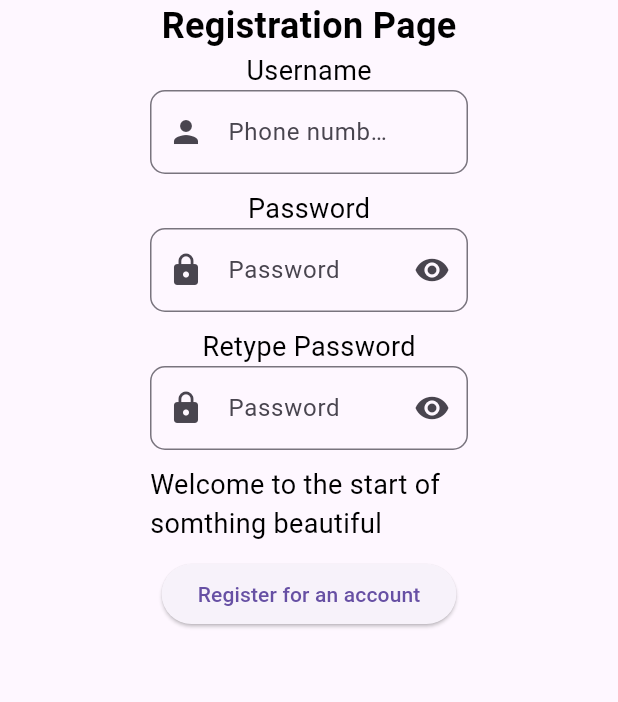
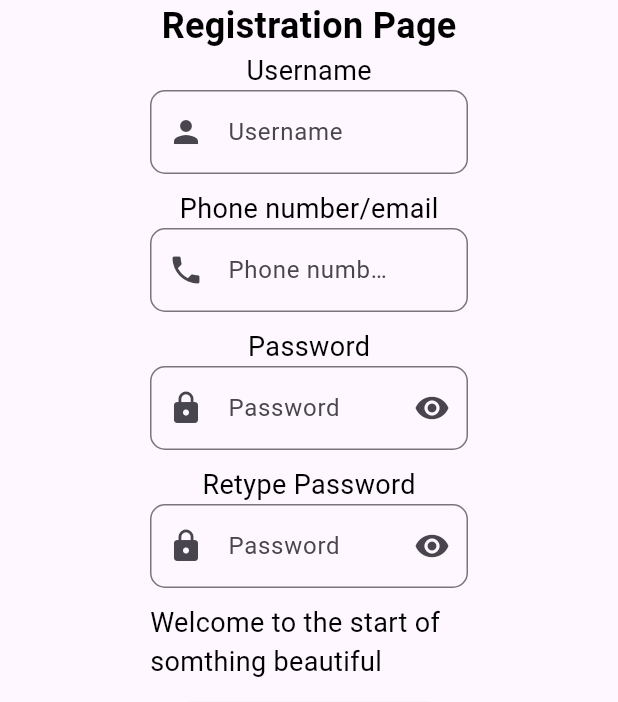
Before and after one commit to eiidoubleyuwes/nimeku-dart-a, a Flutter app: the RegistrationPage screen opened directly, on a phone screen of 412 x 824 dp, the part 534-1236 px from its top. Run offline on Flutter 3.47's test engine with Material 3 defaults, Android fonts, the phone set to English and light mode, and no system bars.

Commit message:
Feat:Fixed issues with the registration form
Added ability to retype email and added a phone number field

```diff
--- a/myapp_flutter/lib/pages/registration.dart
+++ b/myapp_flutter/lib/pages/registration.dart
@@ -47,8 +47,22 @@ class RegistrationPage extends StatelessWidget {
                 CustomTextWidget(
                   "Username",
                   label: 'Username',
+                  hint: "Username",
+                  icon: Icons.person,
+                ),
+                SizedBox(
+                  height: 10.0,
+                ),
+                customText(
+                  "Phome number/email",
+                  label: 'Phone number/email',
+                  fontSize: FontSize(18.0),
+                ),
+                CustomTextWidget(
+                  "Phone number/email",
+                  label: 'Phone number/email',
                   hint: "Phone number/Email",
-                  icon: Icons.person,
+                  icon: Icons.phone,
                 ),
                 SizedBox(
                   height: 10.0,
```
